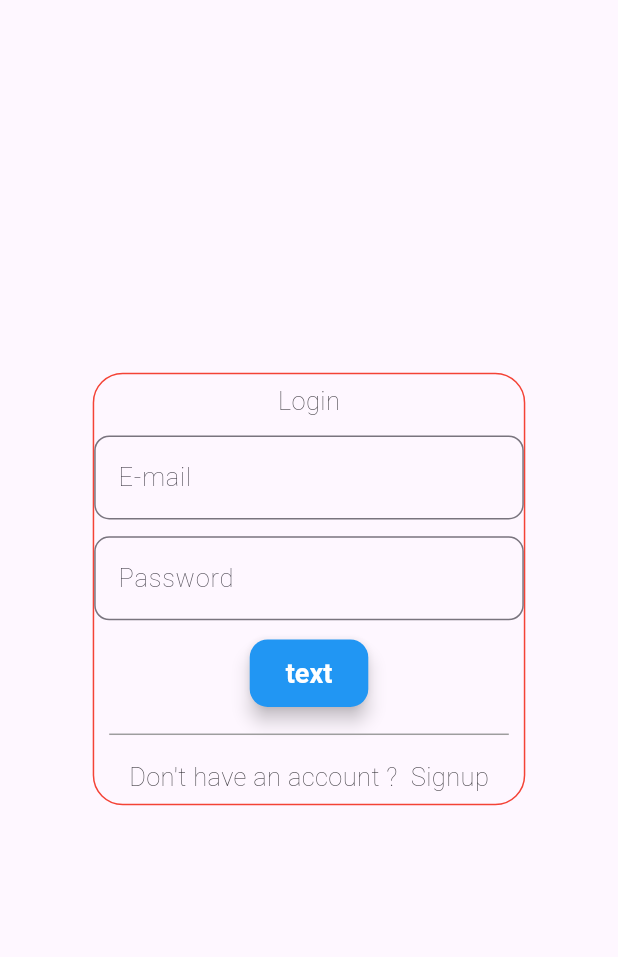
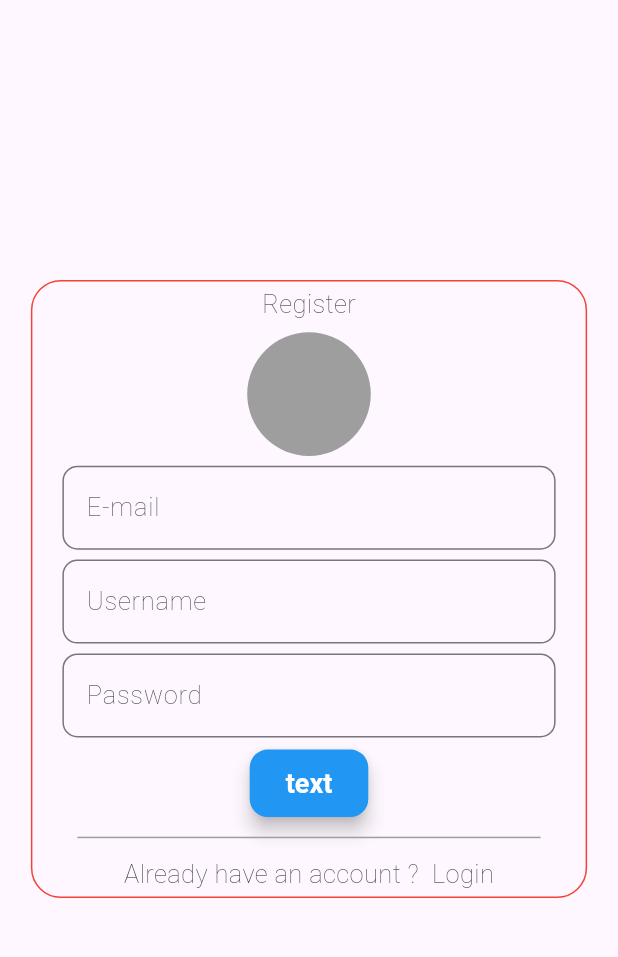
Before and after one commit to rkt1234/blogapp, a Flutter app: the screen it shows after launch, on a phone screen of 412 x 824 dp, the part 71-1028 px from its top. Run offline on Flutter 3.47's test engine with Material 3 defaults, Android fonts, the phone set to English and light mode, and no system bars; our stand-ins replace google_fonts; Roboto replaces fonts that are missing (Gabarito).

Commit message:
user model added

```diff
--- a/lib/main.dart
+++ b/lib/main.dart
@@ -28,6 +28,6 @@ class MyApp extends StatefulWidget {
 class _MyAppState extends State<MyApp> {
   @override
   Widget build(BuildContext context) {
-    return const SigninScreen();
+    return const SignupScreen();
   }
 }
--- /dev/null
+++ b/lib/models/user.dart
@@ -0,0 +1,22 @@
+class UserModel {
+  late String userName;
+  late String password;
+  late String email;
+  late String imageUrl = "";
+
+  UserModel(
+      {required this.userName,
+      required this.password,
+      required this.email,
+      required this.imageUrl});
+
+  Map<String, String> toJson() {
+    Map<String, String> userObject = {
+      'userName': userName,
+      'password': password,
+      'email': email,
+      'imageUrl': imageUrl
+    };
+    return userObject;
+  }
+}
--- a/lib/provider/signup_provider.dart
+++ b/lib/provider/signup_provider.dart
@@ -1,3 +1,4 @@
+import 'package:blogapp/models/user.dart';
 import 'package:flutter/material.dart';
 
 class SignupProvider extends ChangeNotifier {
@@ -5,12 +6,15 @@ class SignupProvider extends ChangeNotifier {
   dynamic usernameError;
   dynamic passwordError;
 
-  void checkValidity(email, username, password) {
-    print("inside");
-    print(email);
+  void checkValidity(email, userName, password) {
     emailError = email == "" ? "Please enter an email" : null;
-    usernameError = username == "" ? "Please enter a username" : null;
+    usernameError = userName == "" ? "Please enter a username" : null;
     passwordError = password == "" ? "Please enter a password" : null;
+
+    if(emailError== null && usernameError==null && passwordError==null)
+    {
+      Map<String,String> user = UserModel(userName: userName, password: password, email: email, imageUrl: "imageUrl").toJson();
+    }
 
     notifyListeners();
   }
--- a/lib/screens/signin_screen.dart
+++ b/lib/screens/signin_screen.dart
@@ -19,7 +19,6 @@ class _SigninScreenState extends State<SigninScreen> {
   @override
   Widget build(BuildContext context) {
     final height = MediaQuery.of(context).size.height;
-    final width = MediaQuery.of(context).size.width;
     return Consumer<SigninProvider>(builder: (context, provider, child) {
       return Scaffold(
         appBar: AppBar(
--- a/pubspec.yaml
+++ b/pubspec.yaml
@@ -37,6 +37,7 @@ dependencies:
   cupertino_icons: ^1.0.6
   google_fonts: ^6.2.1
   provider: ^6.1.2
+  http: ^1.2.2
 
 dev_dependencies:
   flutter_test:
```
Also changed, not shown: lib/provider/signin_provider.dart (+7 -4 lines), pubspec.lock.
